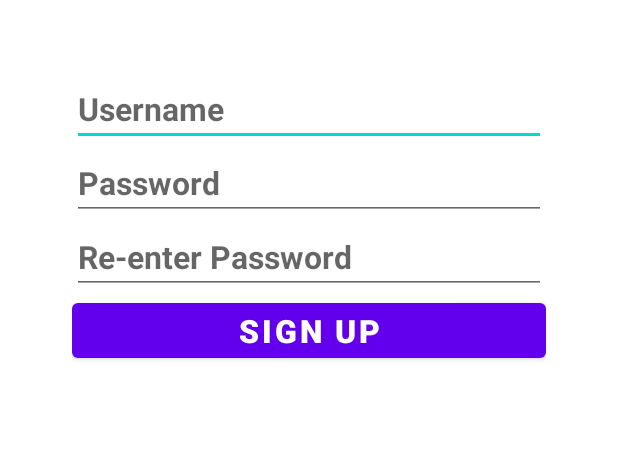
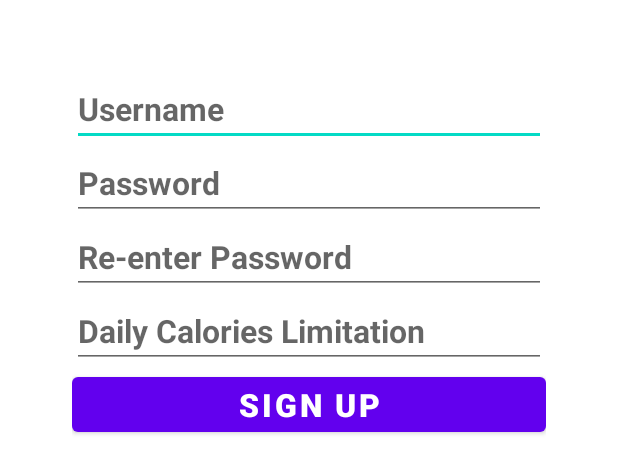
Before and after one commit to bsouthg8/SpeaKcal-Project, an Android app: the layout activity_signup.xml on its own in the app's theme, with its tools: preview values and no code run, on a phone screen of 412 x 824 dp. Shown: the top 473 px of the screen. Run offline under Robolectric (Android 15) with nearby library versions, the phone set to English and light mode, and no system bars.

Commit message:
modified progressBar on Main Page. Make progressBar dynamic, modify calories limitation function created successfully, waiting for setup page

```diff
--- a/app/src/main/java/com/example/speakcalproject/CircularProgressBar.java
+++ b/app/src/main/java/com/example/speakcalproject/CircularProgressBar.java
@@ -22,6 +22,7 @@ public class CircularProgressBar extends View {
     private float progress = 0f;
     private String progressText = "";
     private int textSize = 100;
+    private double caloriesLimitation;
 
     public CircularProgressBar(Context context){
         super(context);
@@ -57,9 +58,10 @@ public class CircularProgressBar extends View {
         mTextPaint.setTypeface(Typeface.create(Typeface.DEFAULT, Typeface.BOLD));
     }
 
-    public void setProgress(float progress, String progressText){
+    public void setProgress(float progress, String progressText, double caloriesLimitation){
         this.progress = progress;
         this.progressText = progressText;
+        this.caloriesLimitation = caloriesLimitation;
         invalidate();
     }
 
@@ -92,7 +94,7 @@ public class CircularProgressBar extends View {
         int day = calendar.get(Calendar.DAY_OF_MONTH);
         String dateTime = String.format("%04d-%02d-%02d",year,month,day);
 
-        canvas.drawText(progressText+" Kcal", width/2,(height-mTextPaint.ascent())/2,mTextPaint);
+        canvas.drawText(progressText+"/"+caloriesLimitation+" Kcal", width/2,(height-mTextPaint.ascent())/2,mTextPaint);
         canvas.drawText(dateTime, width/2,(height-mTextPaint.ascent())/2+textSize,mTextPaint);
 
     }
--- a/app/src/main/res/layout/activity_signup.xml
+++ b/app/src/main/res/layout/activity_signup.xml
@@ -36,6 +36,15 @@
         android:textSize="21sp"
         android:textStyle="bold"/>
 
+    <EditText
+        android:id="@+id/caloriesLimitation"
+        android:layout_width="match_parent"
+        android:layout_height="wrap_content"
+        android:hint="Daily Calories Limitation"
+        android:inputType="number"
+        android:textSize="21sp"
+        android:textStyle="bold"/>
+
     <Button
         android:id="@+id/signupButton"
         android:layout_width="match_parent"
```
Also changed, not shown: app/src/main/java/com/example/speakcalproject/MainActivity.java (+8 -6 lines), app/src/main/java/com/example/speakcalproject/Signup.java (+8 -4 lines), app/src/main/java/com/example/speakcalproject/UserDatabaseManagement.java (+30 -0 lines).
